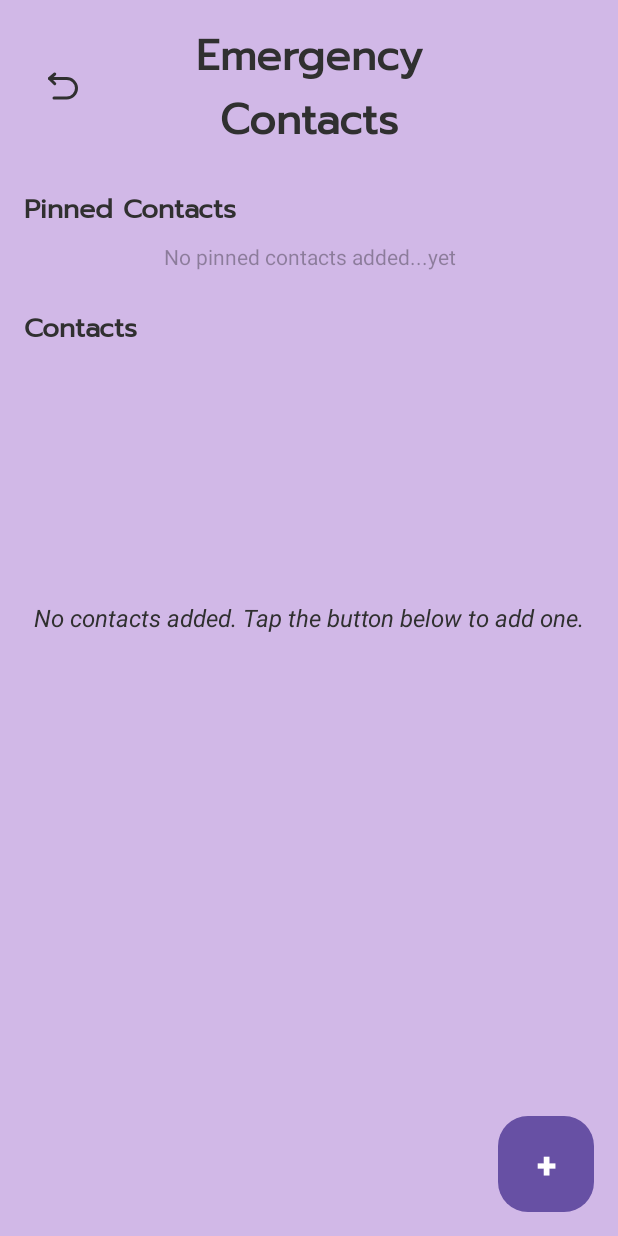
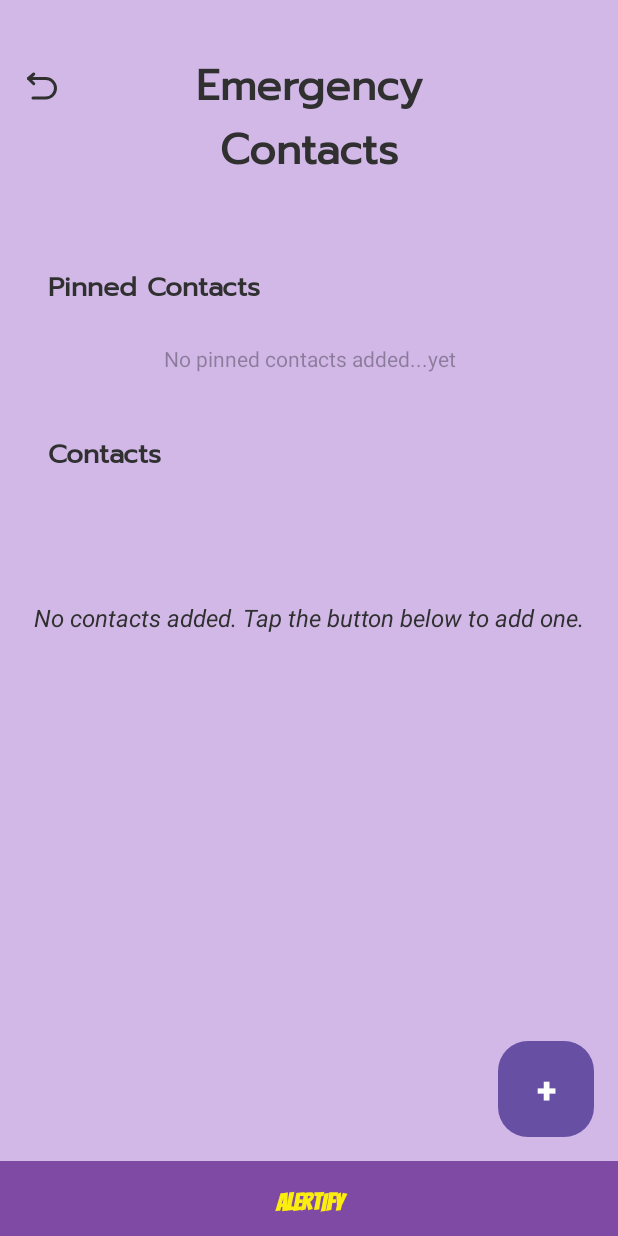
Before and after one commit to miguellobato96/Alertify, an Android app: the SosContacts screen opened directly, with no data from a screen before it, on a phone screen of 412 x 824 dp. Run offline under Robolectric (Android 15) with nearby library versions, the light colour scheme and no system bars.

Commit message:
UI Enhancements: Adjusted Spacing & Added Footers
- Refactored spacing & margins for improved UI consistency across layouts.
- Fixed inconsistencies in layout_marginStart, layout_marginEnd, and padding values.
- Updated Sidebar Menu Buttons with proper font styling (@font/prompt_regular) and padding.
- Modified Back Button icon (return_arrow) and adjusted its alignment.
- Added Sidebar Footer (sidebarFooterText) to improve visual structure and branding.
- Added Footer to SOS Contacts screen to match other sections for a uniform look.
- Introduced a new shape resource (sidebar_footer_bg.xml) for a styled footer background.
- Ensured proper alignment for the "Add Contact" button above the footer.
- Fixed minor visual inconsistencies in text padding across multiple sections.

```diff
--- a/app/src/main/res/drawable/add_contact.xml
+++ b/app/src/main/res/drawable/add_contact.xml
@@ -1,4 +1,4 @@
 <shape xmlns:android="http://schemas.android.com/apk/res/android" android:shape="rectangle">
-    <solid android:color="#FBBF00" /> <!-- Bright Yellow -->
-    <corners android:radius="20dp" /> <!-- Rounded corners -->
+    <solid android:color="@color/primary_purple" />
+    <corners android:radius="20dp" />
 </shape>
--- a/app/src/main/res/drawable/return_svgrepo_com.xml
+++ b/app/src/main/res/drawable/return_arrow.xml
@@ -7,12 +7,12 @@
       android:pathData="M13,8L6,14L13,21"
       android:strokeLineJoin="round"
       android:strokeWidth="4"
-      android:strokeColor="@color/dark_grey"
+      android:strokeColor="@color/primary_purple"
       android:strokeLineCap="round"/>
   <path
       android:pathData="M6,14H28.994C35.877,14 41.722,19.62 41.99,26.5C42.274,33.77 36.267,40 28.994,40H11.998"
       android:strokeLineJoin="round"
       android:strokeWidth="4"
-      android:strokeColor="@color/dark_grey"
+      android:strokeColor="@color/primary_purple"
       android:strokeLineCap="round"/>
 </vector>
--- a/app/src/main/res/layout/activity_sos_contact_list.xml
+++ b/app/src/main/res/layout/activity_sos_contact_list.xml
@@ -13,9 +13,9 @@
         android:layout_height="wrap_content"
         android:layout_alignParentStart="true"
         android:layout_centerHorizontal="true"
-        android:layout_marginStart="30dp"
+        android:layout_marginStart="16dp"
         android:layout_marginTop="45dp"
-        android:src="@drawable/return_svgrepo_com"
+        android:src="@drawable/return_arrow"
         android:contentDescription="Back"
         android:background="?android:attr/selectableItemBackgroundBorderless"
         app:tint="@color/dark_grey" />
@@ -26,7 +26,8 @@
         android:layout_width="wrap_content"
         android:layout_height="wrap_content"
         android:fontFamily="@font/prompt_regular"
-        android:layout_marginTop="16dp"
+        android:layout_marginTop="20dp"
+        android:padding="16dp"
         android:layout_centerHorizontal="true"
         android:text="Emergency\nContacts"
         android:textColor="@color/dark_grey"
@@ -70,6 +71,7 @@
                 android:layout_height="wrap_content"
                 android:fontFamily="@font/prompt_regular"
                 android:layout_marginTop="16dp"
+                android:padding="16dp"
                 android:text="Pinned Contacts"
                 android:textColor="@color/dark_grey"
                 android:textSize="18sp"
@@ -102,6 +104,7 @@
                 android:layout_height="wrap_content"
                 android:fontFamily="@font/prompt_regular"
                 android:layout_marginTop="16dp"
+                android:padding="16dp"
                 android:text="Contacts"
                 android:textColor="@color/dark_grey"
                 android:textSize="18sp"
@@ -122,7 +125,7 @@
         android:id="@+id/add_contact_button"
         android:layout_width="64dp"
         android:layout_height="64dp"
-        android:layout_alignParentBottom="true"
+        android:layout_above="@id/footerText"
         android:layout_alignParentEnd="true"
         android:layout_margin="16dp"
         android:background="@drawable/add_contact"
@@ -133,4 +136,19 @@
         android:gravity="center"
         android:contentDescription="Add Contact" />
 
+    <!-- Footer -->
+    <TextView
+        android:id="@+id/footerText"
+        android:layout_width="match_parent"
+        android:layout_height="50dp"
+        android:text="ALERTIFY"
+        android:textSize="16sp"
+        android:textStyle="bold"
+        android:textColor="@color/primary_yellow"
+        android:fontFamily="@font/bangers_regular"
+        android:gravity="center"
+        android:background="@color/primary_purple"
+        android:layout_alignParentBottom="true"
+        android:layout_centerHorizontal="true"/>
+
 </RelativeLayout>
```
Also changed, not shown: app/src/main/res/drawable/sidebar_footer_bg.xml (added, +8 -0 lines), app/src/main/res/layout/activity_home.xml (+32 -6 lines).
